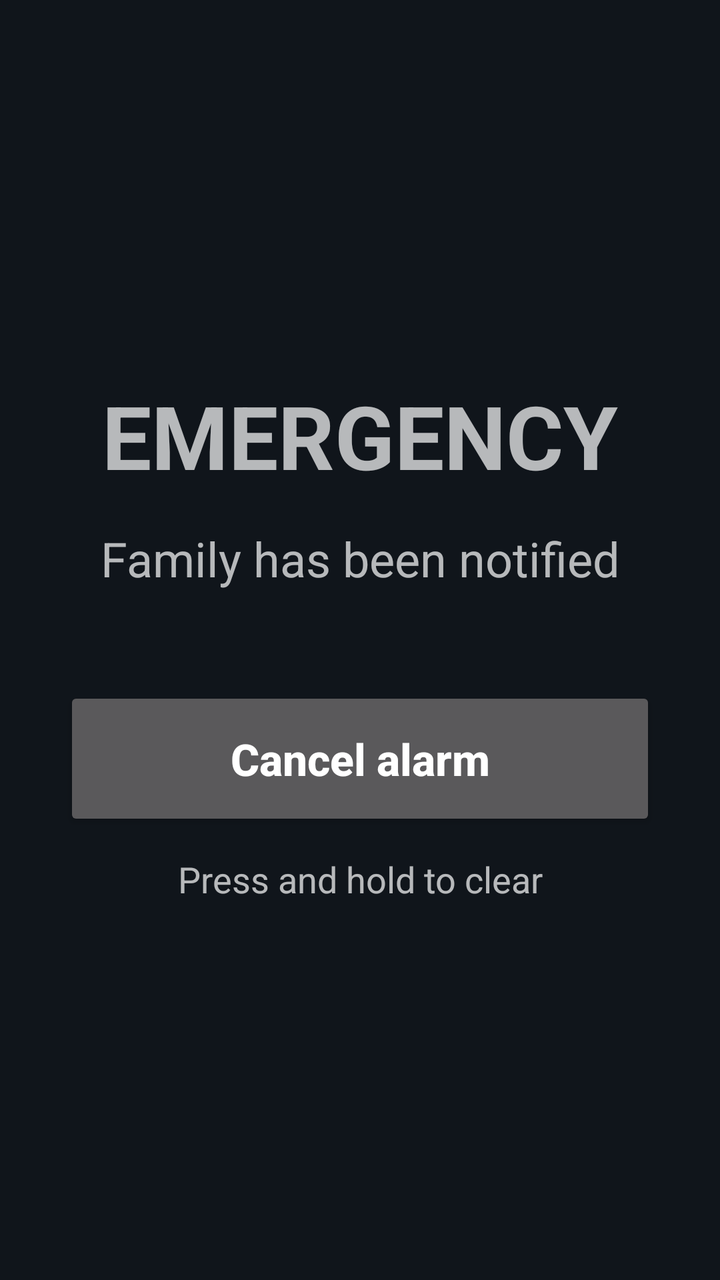
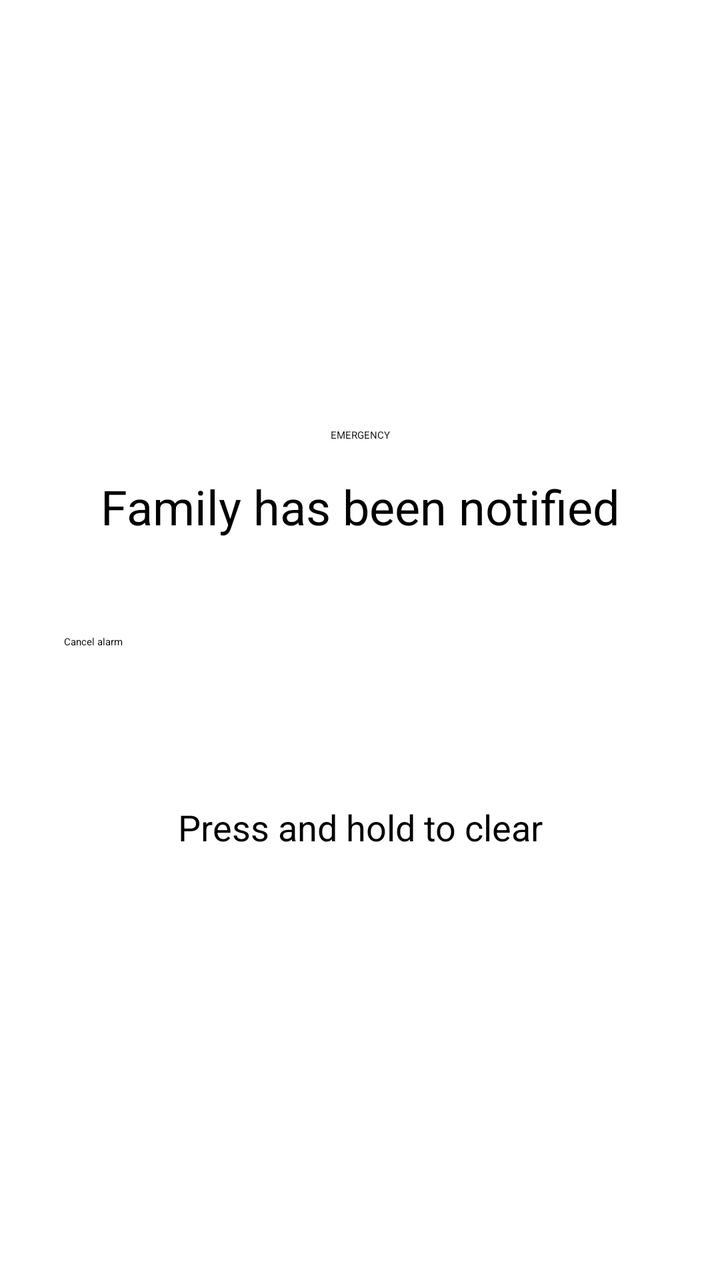

An Android layout rendered at two revisions. The XML below is the earlier revision; the diff shows what the commit changed to produce the second picture.
<!-- AndroidManifest.xml: application theme Theme.Doorbell -->
<!-- res/layout/activity_emergency.xml -->
<?xml version="1.0" encoding="utf-8"?>
<ScrollView xmlns:android="http://schemas.android.com/apk/res/android"
    android:id="@+id/emergency_root"
    android:layout_width="match_parent"
    android:layout_height="match_parent"
    android:fillViewport="true">

    <LinearLayout
        android:layout_width="match_parent"
        android:layout_height="wrap_content"
        android:gravity="center"
        android:orientation="vertical"
        android:padding="32dp">

        <TextView
            android:id="@+id/emergency_title_text"
            android:layout_width="match_parent"
            android:layout_height="wrap_content"
            android:gravity="center"
            android:text="@string/emergency_title"
            android:textSize="44sp"
            android:textStyle="bold"/>

        <TextView
            android:id="@+id/emergency_source_text"
            android:layout_width="match_parent"
            android:layout_height="wrap_content"
            android:layout_marginTop="16dp"
            android:gravity="center"
            android:text="@string/emergency_notified"
            android:textSize="24sp"/>

        <TextView
            android:id="@+id/emergency_time_text"
            android:layout_width="match_parent"
            android:layout_height="wrap_content"
            android:layout_marginTop="8dp"
            android:gravity="center"
            android:textSize="20sp"
            android:visibility="gone"/>

        <Button
            android:id="@+id/emergency_clear_button"
            android:layout_width="match_parent"
            android:layout_height="wrap_content"
            android:layout_marginTop="48dp"
            android:maxWidth="480dp"
            android:minHeight="72dp"
            android:text="@string/emergency_cancel"
            android:textAllCaps="false"
            android:textSize="22sp"
            android:textStyle="bold"/>

        <TextView
            android:id="@+id/emergency_hint_text"
            android:layout_width="match_parent"
            android:layout_height="wrap_content"
            android:layout_marginTop="12dp"
            android:gravity="center"
            android:text="@string/sos_hold_to_clear"
            android:textSize="18sp"/>
    </LinearLayout>
</ScrollView>
<!-- resources referenced by this layout -->
<resources>
  <string name="emergency_cancel">Cancel alarm</string>
  <string name="emergency_notified">Family has been notified</string>
  <string name="emergency_title">EMERGENCY</string>
  <string name="sos_hold_to_clear">Press and hold to clear</string>
  <style name="Theme.Doorbell" parent="android:Theme.Holo.NoActionBar">
          <item name="android:windowBackground">@color/bg</item>
      </style>
  <color name="bg">#10151B</color>
</resources>

<!-- the commit's change to res/layout/activity_emergency.xml (unified diff, before → after) -->
@@ -18,8 +18,7 @@
             android:layout_height="wrap_content"
             android:gravity="center"
             android:text="@string/emergency_title"
-            android:textSize="44sp"
-            android:textStyle="bold"/>
+            android:textAppearance="@style/TextAppearance.Doorbell.Display"/>
 
         <TextView
             android:id="@+id/emergency_source_text"
@@ -41,15 +40,13 @@
 
         <Button
             android:id="@+id/emergency_clear_button"
+            style="@style/Widget.Doorbell.Button.Visitor"
             android:layout_width="match_parent"
             android:layout_height="wrap_content"
             android:layout_marginTop="48dp"
             android:maxWidth="480dp"
             android:minHeight="72dp"
-            android:text="@string/emergency_cancel"
-            android:textAllCaps="false"
-            android:textSize="22sp"
-            android:textStyle="bold"/>
+            android:text="@string/emergency_cancel"/>
 
         <TextView
             android:id="@+id/emergency_hint_text"
<!-- resource entries referenced after the edit -->
@@ -4,9 +4,5 @@
   <string name="emergency_notified">Family has been notified</string>
   <string name="emergency_title">EMERGENCY</string>
   <string name="sos_hold_to_clear">Press and hold to clear</string>
-  <style name="Theme.Doorbell" parent="android:Theme.Holo.NoActionBar">
-          <item name="android:windowBackground">@color/bg</item>
-      </style>
-  <color name="bg">#10151B</color>
 </resources>
 
